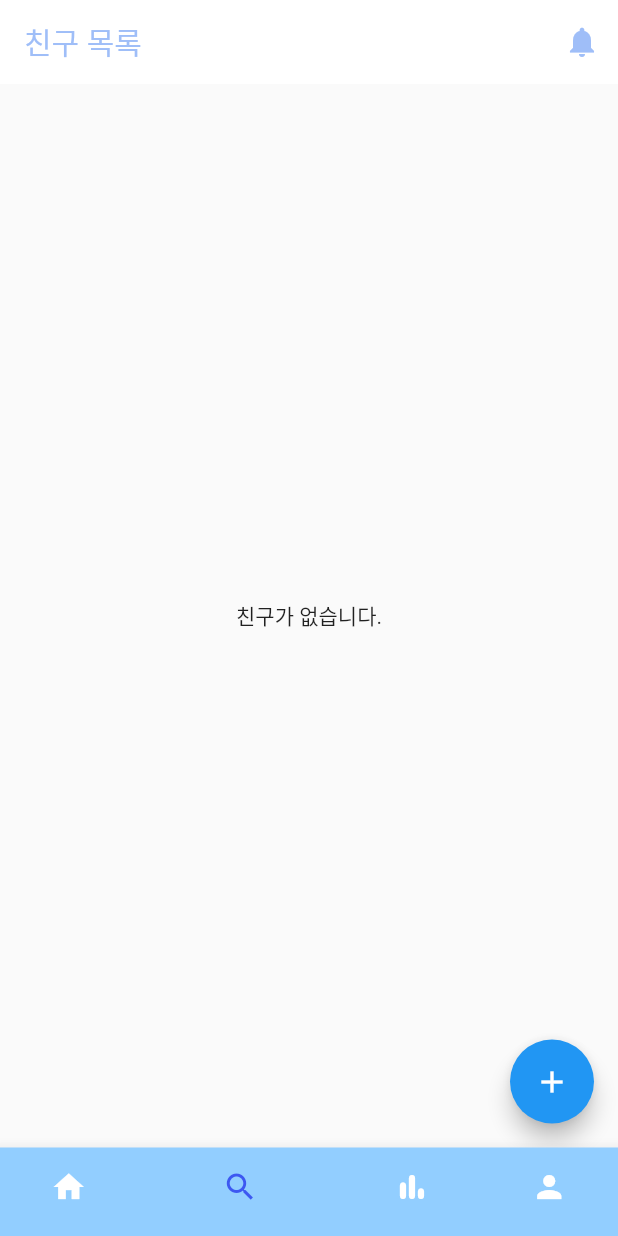
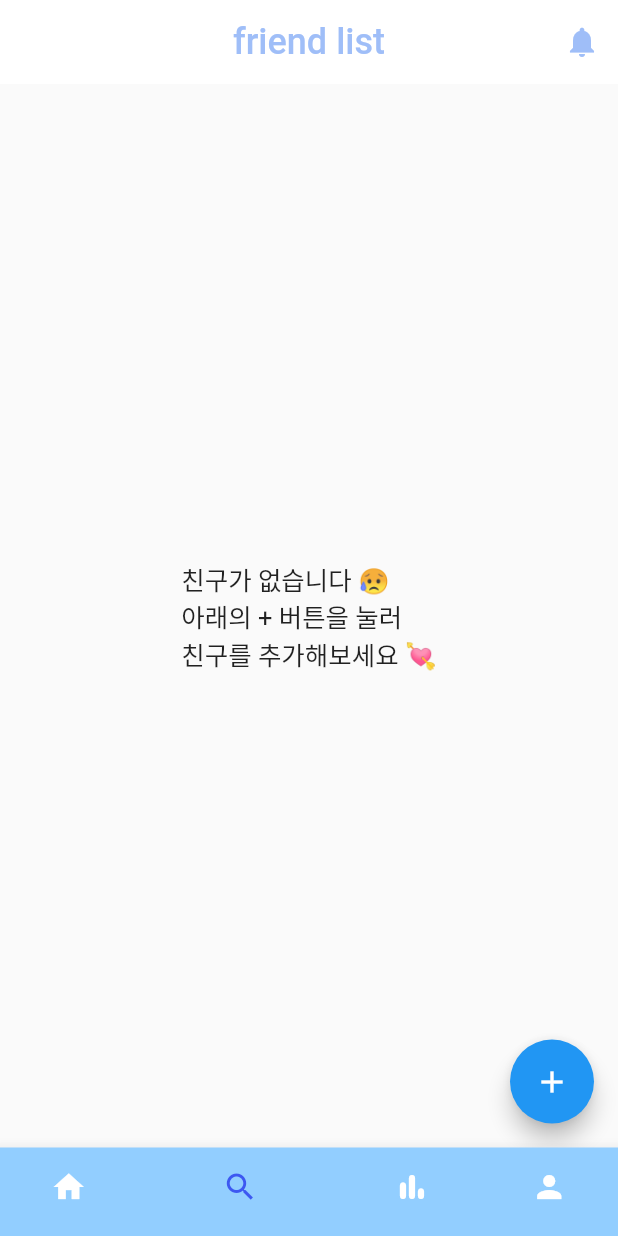
Before and after one commit to a00896/calendar_flutter, a Flutter app: the screen it shows once a user with an empty profile is signed in, item 2 of the bottom bar chosen, on a phone screen of 412 x 824 dp. Run offline on Flutter 3.47's test engine with Material 2 defaults, Android fonts, the phone set to English and light mode, and no system bars; our stand-ins replace cloud_firestore, firebase_auth, firebase_core, firebase_storage, fluttertoast, font_awesome_flutter and 3 more; accounts and stored records are empty.

Commit message:
Add files via upload

```diff
--- a/lib/screens/friend_screens.dart
+++ b/lib/screens/friend_screens.dart
@@ -13,9 +13,13 @@ class FriendScreen extends StatelessWidget {
     return Scaffold(
       appBar: AppBar(
         elevation: 0,
-        title: const Text('친구 목록'),
+        title: const Text(
+          'friend list',
+          style: TextStyle(fontSize: 24),
+        ),
         foregroundColor: const Color.fromARGB(255, 159, 190, 248),
         backgroundColor: Colors.white,
+        centerTitle: true,
         actions: [
           IconButton(
             icon: const Icon(Icons.notifications),
@@ -79,7 +83,10 @@ class FriendScreen extends StatelessWidget {
               _profileController.friendData;
           if (friends.isEmpty) {
             return const Center(
-              child: Text('친구가 없습니다.'),
+              child: Text(
+                '친구가 없습니다 \u{1F625}\n아래의 + 버튼을 눌러\n친구를 추가해보세요 \u{1F498}',
+                style: TextStyle(fontSize: 17),
+              ),
             );
           } else {
             return ListView.builder(
```
Also changed, not shown: lib/screens/event_calendar_screen.dart (+6 -3 lines), lib/screens/progresspage.dart (+10 -5 lines).
